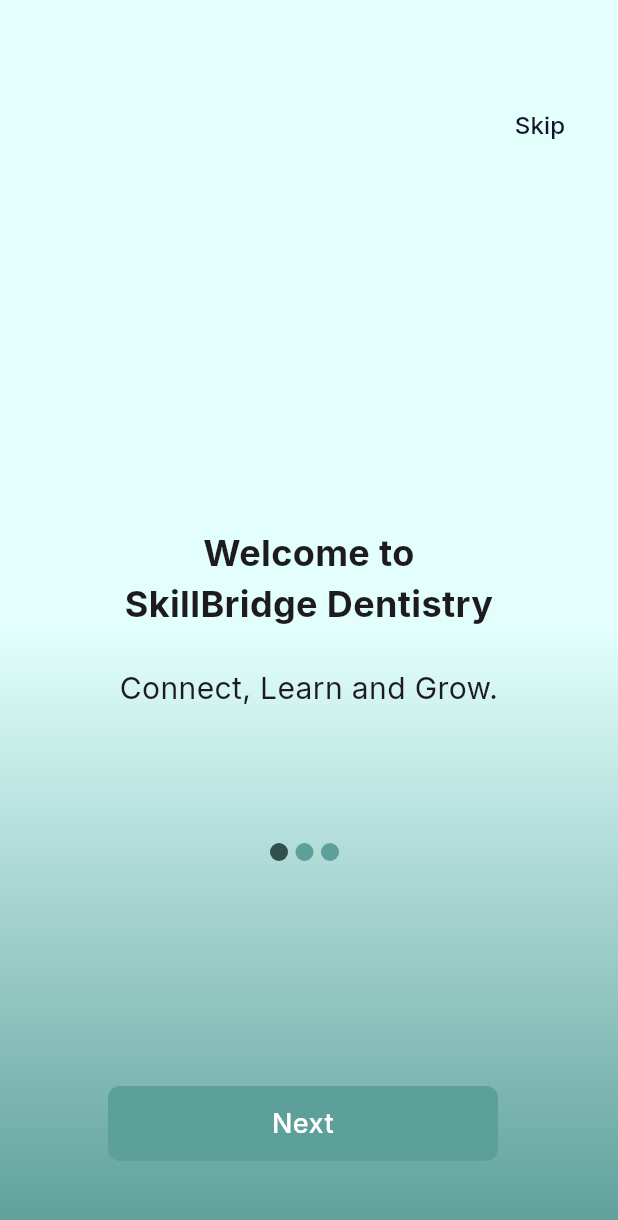
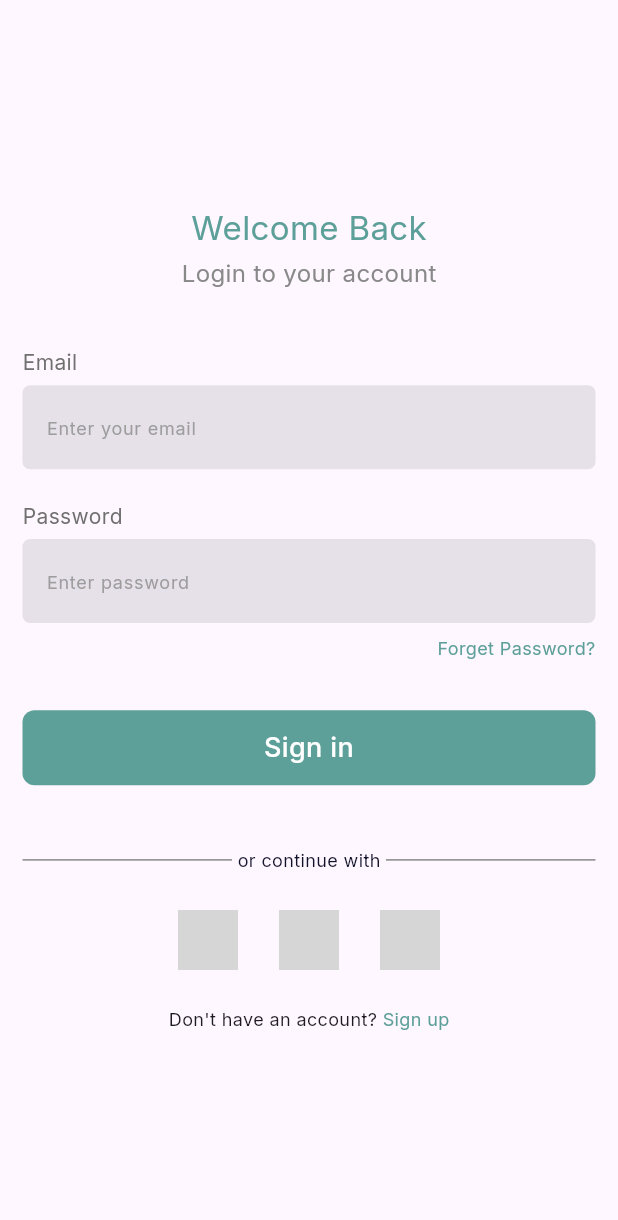
Before and after one commit to Manar-97/skillbridge_dentistry, a Flutter app: the screen it shows after launch, on a phone screen of 412 x 824 dp. Shown: the top 1220 px of the screen. Run offline on Flutter 3.47's test engine with Material 3 defaults, Android fonts, the phone set to English and light mode, and no system bars; our stand-ins replace google_fonts; grey boxes are pictures that could not be loaded.

Commit message:
Finished Auth Screens UI

```diff
--- a/lib/main.dart
+++ b/lib/main.dart
@@ -1,7 +1,10 @@
 import 'package:flutter/material.dart';
-import 'package:skillbridge_dentistry/ui/screens/onboarding/onboarding.dart';
-import 'package:skillbridge_dentistry/ui/screens/persona/persona.dart';
-import 'package:skillbridge_dentistry/ui/screens/splash/splash.dart';
+import 'package:skillbridge_dentistry/ui/screens/gradueted_flow/Auth/dentist/dentist.dart';
+import 'package:skillbridge_dentistry/ui/screens/gradueted_flow/Auth/login/login.dart';
+import 'package:skillbridge_dentistry/ui/screens/gradueted_flow/Auth/register/register.dart';
+import 'package:skillbridge_dentistry/ui/screens/splash_and%20_on_boarding/onboarding/onboarding.dart';
+import 'package:skillbridge_dentistry/ui/screens/splash_and%20_on_boarding/persona/persona.dart';
+import 'package:skillbridge_dentistry/ui/screens/splash_and%20_on_boarding/splash/splash.dart';
 
 void main() {
   runApp(const MyApp());
@@ -16,10 +19,14 @@ class MyApp extends StatelessWidget {
     return MaterialApp(
       debugShowCheckedModeBanner: false,
       routes: {
-        SplashScreen.routName: (_) => const SplashScreen(),
-        OnboardingScreen.routName: (_) => const OnboardingScreen(),
-        PersonaScreen.routName: (_) => const PersonaScreen(),
+        SplashScreen.routeName: (_) => const SplashScreen(),
+        OnboardingScreen.routeName: (_) => const OnboardingScreen(),
+        PersonaScreen.routeName: (_) => const PersonaScreen(),
+        Dentist.routeName: (_) => const Dentist(),
+        Register.routeName: (_) => const Register(),
+        Login.routeName: (_) => const Login(),
       },
-      initialRoute: SplashScreen.routName,    );
+      initialRoute: Login.routeName,
+    );
   }
 }
--- /dev/null
+++ b/lib/ui/screens/gradueted_flow/Auth/login/login.dart
@@ -0,0 +1,156 @@
+import 'package:flutter/material.dart';
+import 'package:google_fonts/google_fonts.dart';
+import 'package:skillbridge_dentistry/ui/screens/gradueted_flow/Auth/register/register.dart';
+import 'package:skillbridge_dentistry/ui/utils/widgets/appButton.dart';
+import '../../../../utils/widgets/apptextfield.dart';
+import '../../../../utils/widgets/auth_metods.dart';
+
+class Login extends StatefulWidget {
+  const Login({super.key});
+  static const String routeName = 'login';
+  @override
+  State<Login> createState() => _LoginState();
+}
+
+class _LoginState extends State<Login> {
+  @override
+  Widget build(BuildContext context) {
+    return Scaffold(
+      body: Padding(
+        padding: const EdgeInsets.all(15),
+        child: Column(
+          mainAxisAlignment: MainAxisAlignment.center,
+          children: [
+            Text(
+              'Welcome Back',
+              style: GoogleFonts.getFont('Inter',
+                  color: const Color(0xFF5D9F99),
+                  fontSize: 22,
+                  fontWeight: FontWeight.w400),
+            ),
+            SizedBox(
+              height: MediaQuery.of(context).size.height * 0.005,
+            ),
+            Text(
+              'Login to your account',
+              style: GoogleFonts.getFont('Inter',
+                  color: const Color(0xFF898989),
+                  fontSize: 16,
+                  fontWeight: FontWeight.w400),
+            ),
+            SizedBox(
+              height: MediaQuery.of(context).size.height * 0.04,
+            ),
+            const AppTextField(
+              text: 'Email',
+              hintText: 'Enter your email',
+            ),
+            SizedBox(
+              height: MediaQuery.of(context).size.height * 0.02,
+            ),
+            const AppTextField(
+              text: 'Password',
+              hintText: 'Enter password',
+            ),
+            SizedBox(
+              height: MediaQuery.of(context).size.height * 0.01,
+            ),
+            GestureDetector(
+              onTap: () {},
+              child: Align(
+                alignment: Alignment.bottomRight,
+                child: Text(
+                  'Forget Password?',
+                  style: GoogleFonts.getFont('Inter',
+                      color: const Color(0xFF5D9F99),
+                      fontSize: 12,
+                      fontWeight: FontWeight.w400),
+                ),
+              ),
+            ),
+            SizedBox(
+              height: MediaQuery.of(context).size.height * 0.04,
+            ),
+            AppButton(text: 'Sign in', onTap: () {}),
+            SizedBox(
+              height: MediaQuery.of(context).size.height * 0.05,
+            ),
+            Row(
+              children: [
+                const Expanded(
+                  child: Divider(
+                    color: Color(0xFF898989),
+                    thickness: 1,
+                    height: 1,
+                  ),
+                ),
+                Text(
+                  ' or continue with ',
+                  style: GoogleFonts.getFont('Inter',
+                      fontWeight: FontWeight.w400,
+                      fontSize: 12,
+                      color: const Color(0xFF13122B)),
+                ),
+                const Expanded(
+                  child: Divider(
+                    color: Color(0xFF898989),
+                    thickness: 1,
+                    height: 1,
+                  ),
+                ),
+              ],
+            ),
+            SizedBox(
+              height: MediaQuery.of(context).size.height * 0.03,
+            ),
+            Padding(
+              padding: const EdgeInsets.symmetric(horizontal: 90),
+              child: Row(
+                mainAxisAlignment: MainAxisAlignment.spaceAround,
+                children: [
+                  AuthMethods(
+                    imageName: 'assets/logos_facebook.png',
+                    onTap: () {},
+                  ),
+                  AuthMethods(
+                    imageName: 'assets/logos_google.png',
+                    onTap: () {},
+                  ),
+                  AuthMethods(
+                    imageName: 'assets/logos_iphone.png',
+                    onTap: () {},
+                  ),
+                ],
+              ),
+            ),
+            SizedBox(
+              height: MediaQuery.of(context).size.height * 0.03,
+            ),
+            Row(
+              mainAxisAlignment: MainAxisAlignment.center,
+              children: [
+                Text(
+                  'Don\'t have an account?',
+                  style: GoogleFonts.getFont('Inter',
+                      fontSize: 12, fontWeight: FontWeight.w400),
+                ),
+                GestureDetector(
+                  onTap: () {
+                    Navigator.pushNamed(context, Register.routeName);
+                  },
+                  child: Text(
+                    ' Sign up',
+                    style: GoogleFonts.getFont('Inter',
+                        color: const Color(0xFF5D9F99),
+                        fontSize: 12,
+                        fontWeight: FontWeight.w400),
+                  ),
+                ),
+              ],
+            ),
+          ],
+        ),
+      ),
+    );
+  }
+}
--- a/lib/ui/screens/persona/persona.dart
+++ b/lib/ui/screens/splash_and _on_boarding/persona/persona.dart
@@ -4,7 +4,7 @@ import 'package:skillbridge_dentistry/ui/utils/widgets/appButton.dart';
 
 class PersonaScreen extends StatefulWidget {
   const PersonaScreen({super.key});
-  static const String routName = "persona";
+  static const String routeName = "persona";
 
   @override
   State<PersonaScreen> createState() => _PersonaScreenState();
--- /dev/null
+++ b/lib/ui/utils/widgets/apptextfield.dart
@@ -0,0 +1,41 @@
+import 'package:flutter/material.dart';
+import 'package:google_fonts/google_fonts.dart';
+
+class AppTextField extends StatelessWidget {
+  const AppTextField({super.key, required this.text, required this.hintText});
+  final String text;
+  final String hintText;
+
+  @override
+  Widget build(BuildContext context) {
+    return Column(
+      crossAxisAlignment: CrossAxisAlignment.start,
+      children: [
+        Padding(
+          padding: const EdgeInsets.symmetric(vertical: 5),
+          child: Text(
+            text,
+            style: GoogleFonts.getFont('Inter',
+                color: const Color(0xFF717070),
+                fontSize: 14,
+                fontWeight: FontWeight.w400),
+          ),
+        ),
+        TextFormField(
+          decoration: InputDecoration(
+            hintText: hintText,
+            hintStyle: GoogleFonts.getFont('Inter',
+                color: const Color(0xFF9D9D9D),
+                fontSize: 12,
+                fontWeight: FontWeight.w400),
+            filled: true,
+            border: OutlineInputBorder(
+              borderRadius: BorderRadius.circular(5),
+              borderSide: BorderSide.none,
+            ),
+          ),
+        ),
+      ],
+    );
+  }
+}
--- /dev/null
+++ b/lib/ui/utils/widgets/auth_metods.dart
@@ -0,0 +1,21 @@
+import 'package:flutter/material.dart';
+
+class AuthMethods extends StatelessWidget {
+  const AuthMethods({super.key, required this.onTap, required this.imageName});
+  final Function() onTap;
+  final String imageName;
+  @override
+  Widget build(BuildContext context) {
+    return GestureDetector(
+      onTap: onTap,
+      child: Container(
+        height: 40,
+        width: 40,
+        decoration: BoxDecoration(
+            color: Colors.white,
+            image: DecorationImage(image: AssetImage(imageName)),
+            borderRadius: BorderRadius.circular(50)),
+      ),
+    );
+  }
+}
```
Also changed, not shown: lib/ui/screens/gradueted_flow/Auth/dentist/dentist.dart (added, +178 -0 lines), lib/ui/screens/gradueted_flow/Auth/register/register.dart (added, +164 -0 lines), lib/ui/screens/splash_and _on_boarding/onboarding/onboarding.dart (renamed from lib/ui/screens/onboarding/onboarding.dart, +6 -4 lines), lib/ui/screens/splash_and _on_boarding/splash/splash.dart (renamed from lib/ui/screens/splash/splash.dart, +4 -3 lines).
